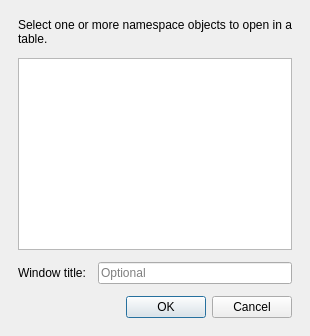
This is hyde/user_interface/plugins/table/new_table_dialog.ui in spielman-group/hyde as Qt 5 draws it before an edit. The edited form follows.
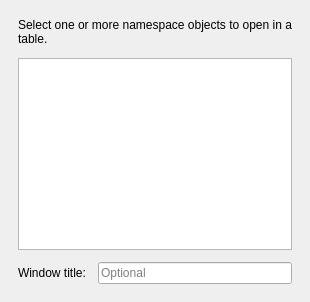
This is the edited form.

Patch:
```diff
--- a/hyde/user_interface/plugins/table/new_table_dialog.ui
+++ b/hyde/user_interface/plugins/table/new_table_dialog.ui
@@ -1,10 +1,7 @@
 <?xml version="1.0" encoding="UTF-8"?>
 <ui version="4.0">
  <class>NewTableDialog</class>
- <widget class="QDialog" name="NewTableDialog">
-  <property name="windowTitle">
-   <string>New Table</string>
-  </property>
+ <widget class="QWidget" name="NewTableDialog">
   <layout class="QVBoxLayout" name="verticalLayout">
    <property name="spacing">
     <number>12</number>
@@ -56,13 +53,6 @@
      </item>
     </layout>
    </item>
-   <item>
-    <widget class="QDialogButtonBox" name="buttonBox">
-     <property name="standardButtons">
-      <set>QDialogButtonBox::Cancel|QDialogButtonBox::Ok</set>
-     </property>
-    </widget>
-   </item>
   </layout>
  </widget>
  <resources/>
```
